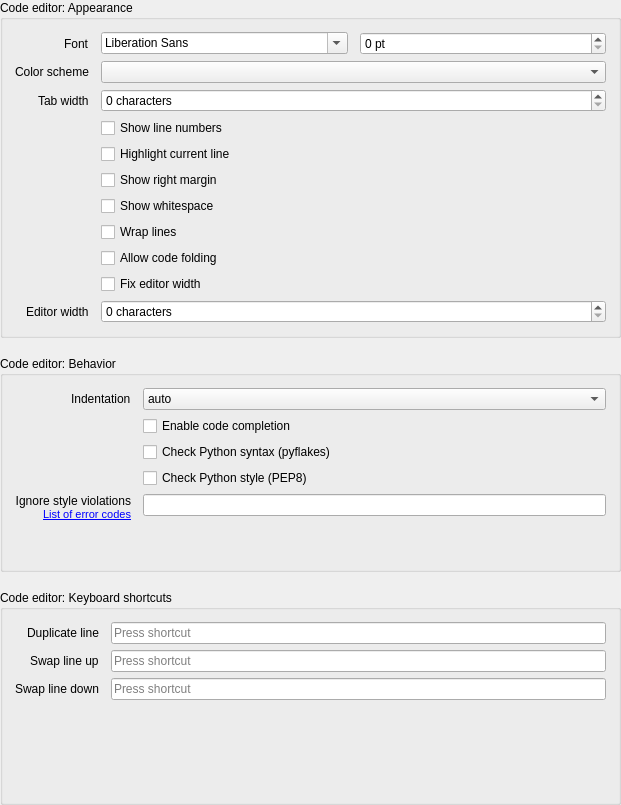
Qt form opensesame_extensions/pyqode_manager/preferences.ui (open-cogsci/OpenSesame) before a commit.
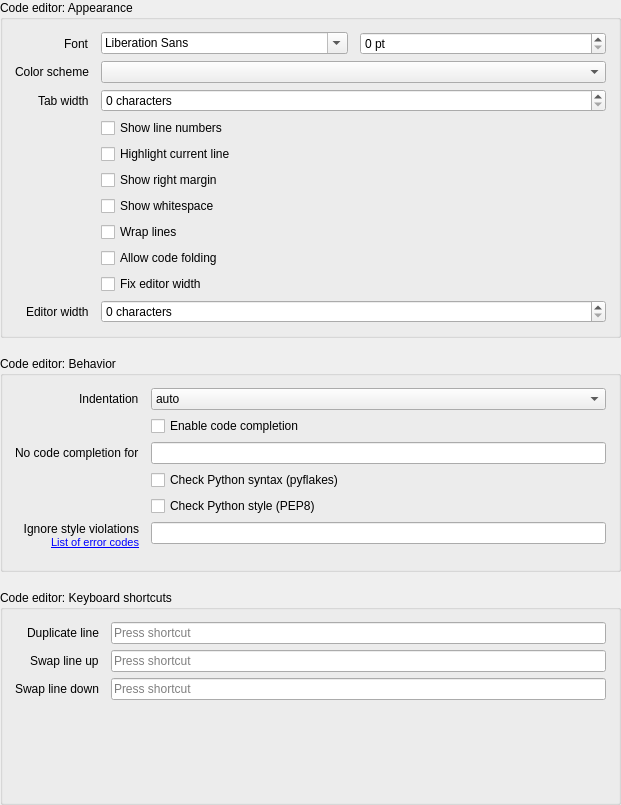
The same form after that commit.

Commit message: pyqode_manager: add option to exclude certain mimetypes from code completion - for markdown it doesn't add much and can slow things down a lot

What changed in the file:
```diff
--- a/opensesame_extensions/pyqode_manager/preferences.ui
+++ b/opensesame_extensions/pyqode_manager/preferences.ui
@@ -231,7 +231,7 @@
         </item>
        </widget>
       </item>
-      <item row="4" column="0">
+      <item row="5" column="0">
        <widget class="QLabel" name="label_pep8_ignore">
         <property name="text">
          <string>Ignore style violations&lt;br /&gt;&lt;a href=&quot;https://pycodestyle.pycqa.org/en/latest/intro.html#error-codes&quot;&gt;&lt;span style=&quot; font-size:8pt;&quot;&gt;List of error codes&lt;/span&gt;&lt;/a&gt;</string>
@@ -244,7 +244,7 @@
         </property>
        </widget>
       </item>
-      <item row="4" column="1">
+      <item row="5" column="1">
        <widget class="QLineEdit" name="cfg_pyqode_pep8_ignore"/>
       </item>
       <item row="1" column="1">
@@ -254,20 +254,30 @@
         </property>
        </widget>
       </item>
-      <item row="2" column="1">
+      <item row="3" column="1">
        <widget class="QCheckBox" name="cfg_pyqode_pyflakes_validation">
         <property name="text">
          <string>Check Python syntax (pyflakes)</string>
         </property>
        </widget>
       </item>
-      <item row="3" column="1">
+      <item row="4" column="1">
        <widget class="QCheckBox" name="cfg_pyqode_pep8_validation">
         <property name="text">
          <string>Check Python style (PEP8)</string>
         </property>
        </widget>
       </item>
+      <item row="2" column="1">
+       <widget class="QLineEdit" name="cfg_pyqode_code_completion_excluded_mimetypes"/>
+      </item>
+      <item row="2" column="0">
+       <widget class="QLabel" name="label_pyqode_code_completion_excluded_mimetypes">
+        <property name="text">
+         <string>No code completion for</string>
+        </property>
+       </widget>
+      </item>
      </layout>
     </widget>
    </item>
```
Left out of the diff: 32 changed lines with no effect on the pictures. The commit also changes 5 other files.
